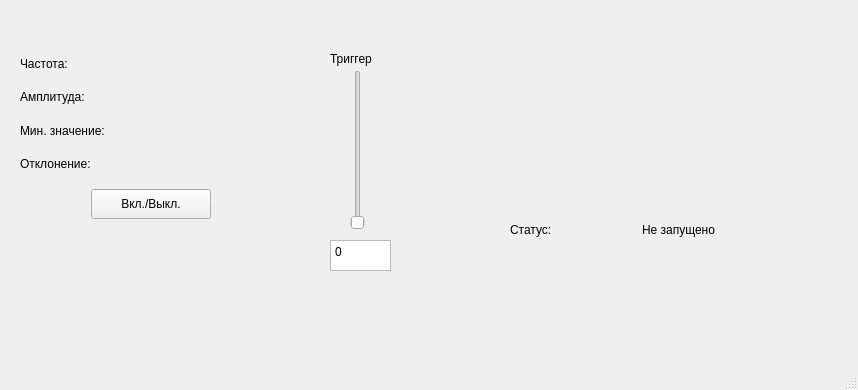
This is application/mainwindow.ui in Vsevomes/ADC_project as Qt 5 draws it before an edit. The edited form follows.
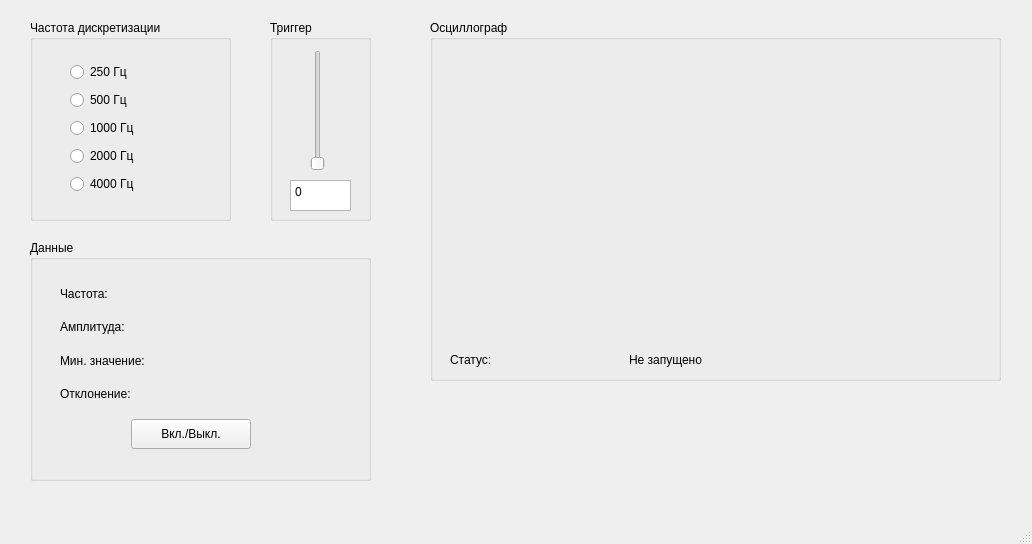
This is the edited form. Custom widgets are drawn as their Qt base class.

```diff
--- a/application/mainwindow.ui
+++ b/application/mainwindow.ui
@@ -6,29 +6,146 @@
    <rect>
     <x>0</x>
     <y>0</y>
-    <width>858</width>
-    <height>390</height>
+    <width>1032</width>
+    <height>544</height>
    </rect>
   </property>
   <property name="windowTitle">
    <string>ADC</string>
   </property>
   <widget class="QWidget" name="centralwidget">
-   <widget class="QtCharts::QChartView" name="analog_signal" native="true">
+   <widget class="QGroupBox" name="groupBox">
     <property name="geometry">
      <rect>
-      <x>420</x>
+      <x>30</x>
       <y>20</y>
-      <width>421</width>
+      <width>201</width>
       <height>201</height>
      </rect>
     </property>
-   </widget>
-   <widget class="QWidget" name="layoutWidget">
+    <property name="title">
+     <string>Частота дискретизации</string>
+    </property>
+    <widget class="QWidget" name="">
+     <property name="geometry">
+      <rect>
+       <x>40</x>
+       <y>40</y>
+       <width>98</width>
+       <height>141</height>
+      </rect>
+     </property>
+     <layout class="QVBoxLayout" name="verticalLayout_4">
+      <item>
+       <widget class="QRadioButton" name="btn250Hz">
+        <property name="text">
+         <string>250 Гц</string>
+        </property>
+       </widget>
+      </item>
+      <item>
+       <widget class="QRadioButton" name="btn500Hz">
+        <property name="text">
+         <string>500 Гц</string>
+        </property>
+       </widget>
+      </item>
+      <item>
+       <widget class="QRadioButton" name="btn1000Hz">
+        <property name="text">
+         <string>1000 Гц</string>
+        </property>
+       </widget>
+      </item>
+      <item>
+       <widget class="QRadioButton" name="btn2000Hz">
+        <property name="text">
+         <string>2000 Гц</string>
+        </property>
+       </widget>
+      </item>
+      <item>
+       <widget class="QRadioButton" name="btn4000Hz">
+        <property name="text">
+         <string>4000 Гц</string>
+        </property>
+       </widget>
+      </item>
+     </layout>
+    </widget>
+   </widget>
+   <widget class="QGroupBox" name="groupBox_2">
+    <property name="geometry">
+     <rect>
+      <x>270</x>
+      <y>20</y>
+      <width>101</width>
+      <height>201</height>
+     </rect>
+    </property>
+    <property name="title">
+     <string>Триггер</string>
+    </property>
+    <widget class="QSlider" name="triggerSlider">
+     <property name="geometry">
+      <rect>
+       <x>40</x>
+       <y>30</y>
+       <width>16</width>
+       <height>121</height>
+      </rect>
+     </property>
+     <property name="orientation">
+      <enum>Qt::Vertical</enum>
+     </property>
+    </widget>
+    <widget class="QTextEdit" name="trigger">
     <property name="geometry">
      <rect>
       <x>20</x>
-      <y>50</y>
+       <y>160</y>
+       <width>61</width>
+       <height>31</height>
+      </rect>
+     </property>
+     <property name="html">
+      <string>&lt;!DOCTYPE HTML PUBLIC &quot;-//W3C//DTD HTML 4.0//EN&quot; &quot;http://www.w3.org/TR/REC-html40/strict.dtd&quot;&gt;
+&lt;html&gt;&lt;head&gt;&lt;meta name=&quot;qrichtext&quot; content=&quot;1&quot; /&gt;&lt;meta charset=&quot;utf-8&quot; /&gt;&lt;style type=&quot;text/css&quot;&gt;
+p, li { white-space: pre-wrap; }
+hr { height: 1px; border-width: 0; }
+li.unchecked::marker { content: &quot;\2610&quot;; }
+li.checked::marker { content: &quot;\2612&quot;; }
+&lt;/style&gt;&lt;/head&gt;&lt;body style=&quot; font-family:'Sans Serif'; font-size:9pt; font-weight:400; font-style:normal;&quot;&gt;
+&lt;p style=&quot; margin-top:0px; margin-bottom:0px; margin-left:0px; margin-right:0px; -qt-block-indent:0; text-indent:0px;&quot;&gt;0&lt;/p&gt;&lt;/body&gt;&lt;/html&gt;</string>
+     </property>
+     <property name="overwriteMode">
+      <bool>false</bool>
+     </property>
+     <property name="tabStopDistance">
+      <double>80.000000000000000</double>
+     </property>
+     <property name="acceptRichText">
+      <bool>true</bool>
+     </property>
+    </widget>
+   </widget>
+   <widget class="QGroupBox" name="groupBox_3">
+    <property name="geometry">
+     <rect>
+      <x>30</x>
+      <y>240</y>
+      <width>341</width>
+      <height>241</height>
+     </rect>
+    </property>
+    <property name="title">
+     <string>Данные</string>
+    </property>
+    <widget class="QWidget" name="layoutWidget">
+     <property name="geometry">
+      <rect>
+       <x>30</x>
+       <y>40</y>
       <width>261</width>
       <height>175</height>
      </rect>
@@ -159,12 +276,35 @@
      </item>
     </layout>
    </widget>
+   </widget>
+   <widget class="QGroupBox" name="groupBox_4">
+    <property name="geometry">
+     <rect>
+      <x>430</x>
+      <y>20</y>
+      <width>571</width>
+      <height>361</height>
+     </rect>
+    </property>
+    <property name="title">
+     <string>Осциллограф</string>
+    </property>
+    <widget class="QtCharts::QChartView" name="analog_signal" native="true">
+     <property name="geometry">
+      <rect>
+       <x>20</x>
+       <y>40</y>
+       <width>531</width>
+       <height>271</height>
+      </rect>
+     </property>
+    </widget>
    <widget class="QWidget" name="layoutWidget">
     <property name="geometry">
      <rect>
-      <x>510</x>
-      <y>220</y>
-      <width>257</width>
+       <x>20</x>
+       <y>330</y>
+       <width>351</width>
       <height>19</height>
      </rect>
     </property>
@@ -185,60 +325,6 @@
      </item>
     </layout>
    </widget>
-   <widget class="QSlider" name="triggerSlider">
-    <property name="geometry">
-     <rect>
-      <x>350</x>
-      <y>70</y>
-      <width>16</width>
-      <height>160</height>
-     </rect>
-    </property>
-    <property name="orientation">
-     <enum>Qt::Vertical</enum>
-    </property>
-   </widget>
-   <widget class="QTextEdit" name="trigger">
-    <property name="geometry">
-     <rect>
-      <x>330</x>
-      <y>240</y>
-      <width>61</width>
-      <height>31</height>
-     </rect>
-    </property>
-    <property name="html">
-     <string>&lt;!DOCTYPE HTML PUBLIC &quot;-//W3C//DTD HTML 4.0//EN&quot; &quot;http://www.w3.org/TR/REC-html40/strict.dtd&quot;&gt;
-&lt;html&gt;&lt;head&gt;&lt;meta name=&quot;qrichtext&quot; content=&quot;1&quot; /&gt;&lt;meta charset=&quot;utf-8&quot; /&gt;&lt;style type=&quot;text/css&quot;&gt;
-p, li { white-space: pre-wrap; }
-hr { height: 1px; border-width: 0; }
-li.unchecked::marker { content: &quot;\2610&quot;; }
-li.checked::marker { content: &quot;\2612&quot;; }
-&lt;/style&gt;&lt;/head&gt;&lt;body style=&quot; font-family:'Sans Serif'; font-size:9pt; font-weight:400; font-style:normal;&quot;&gt;
-&lt;p style=&quot; margin-top:0px; margin-bottom:0px; margin-left:0px; margin-right:0px; -qt-block-indent:0; text-indent:0px;&quot;&gt;0&lt;/p&gt;&lt;/body&gt;&lt;/html&gt;</string>
-    </property>
-    <property name="overwriteMode">
-     <bool>false</bool>
-    </property>
-    <property name="tabStopDistance">
-     <double>80.000000000000000</double>
-    </property>
-    <property name="acceptRichText">
-     <bool>true</bool>
-    </property>
-   </widget>
-   <widget class="QLabel" name="label_5">
-    <property name="geometry">
-     <rect>
-      <x>330</x>
-      <y>50</y>
-      <width>61</width>
-      <height>17</height>
-     </rect>
-    </property>
-    <property name="text">
-     <string>Триггер    </string>
-    </property>
    </widget>
   </widget>
   <widget class="QMenuBar" name="menubar">
```
Left out of the diff: 2 changed lines with no effect on the pictures. Lines whose indentation alone changed are shown as unchanged.
